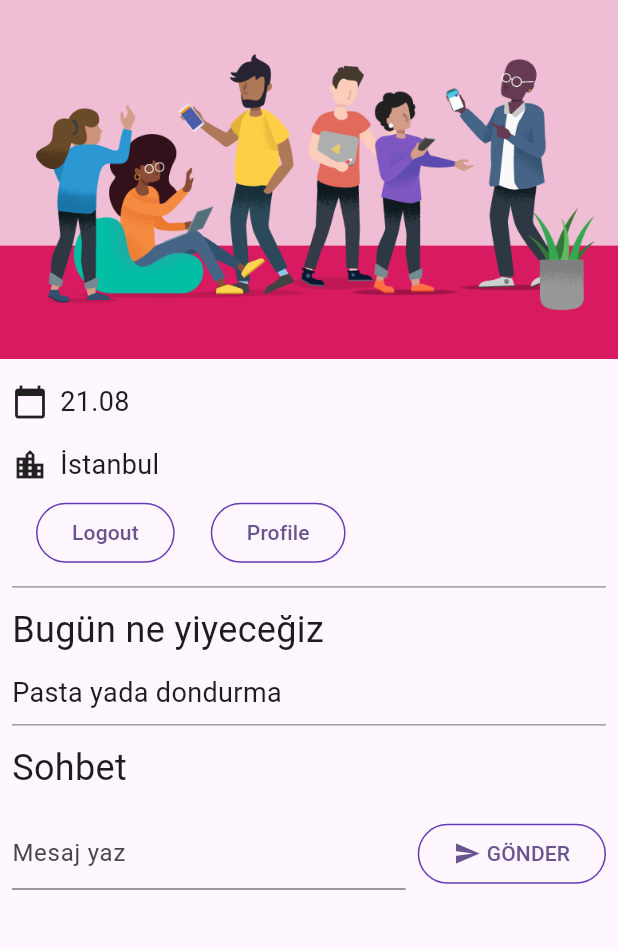
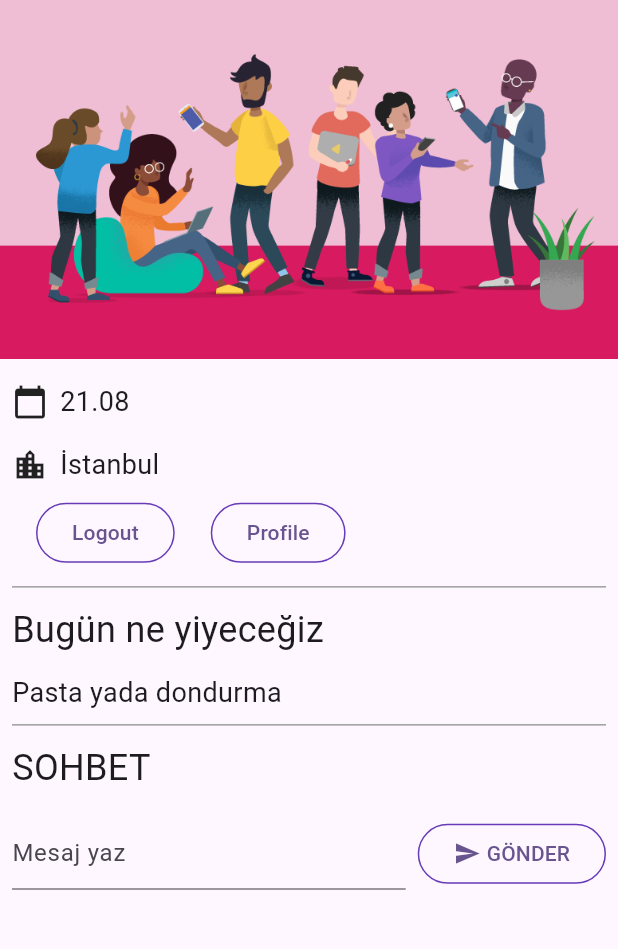
Before and after one commit to MuratAslann/Flutter_Firebase, a Flutter app: the screen it shows once a user with an empty profile is signed in, on a phone screen of 412 x 824 dp, the part 84-1033 px from its top. Run offline on Flutter 3.47's test engine with Material 3 defaults, Android fonts, the phone set to English and light mode, and no system bars; our stand-ins replace cloud_firestore, firebase_auth, firebase_core, go_router; missing offline and left inert: firebase_ui_auth; accounts and stored records are empty; generated files the repository leaves out were written again.

```diff
--- a/lib/pages/homepage.dart
+++ b/lib/pages/homepage.dart
@@ -64,7 +64,7 @@ class _HomePageState extends State<HomePage> {
 
               children: [
                 if (appstate.loggedin) ...[
-                  const Header("Sohbet"),
+                  const Header("SOHBET"),
 
                   GuestBook(
                     addMessage: (message) =>
```
